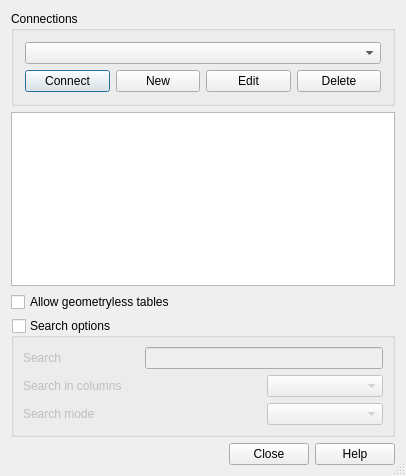
Qt form qgis/src/ui/qgsdbsourceselectbase.ui (sourcepole/qgis) before a commit.
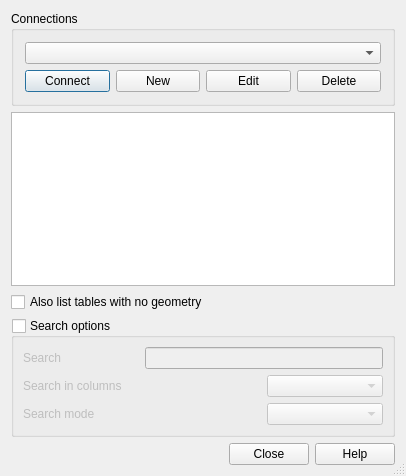
The same form after that commit. Icons and pictures are not drawn.

The edit to the form file:
```diff
--- a/qgis/src/ui/qgsdbsourceselectbase.ui
+++ b/qgis/src/ui/qgsdbsourceselectbase.ui
@@ -79,7 +79,7 @@
    <item>
     <widget class="QCheckBox" name="cbxAllowGeometrylessTables">
      <property name="text">
-      <string>Allow geometryless tables</string>
+      <string>Also list tables with no geometry</string>
      </property>
     </widget>
    </item>
```
Left out of the diff: 1 changed line with no effect on the pictures.
